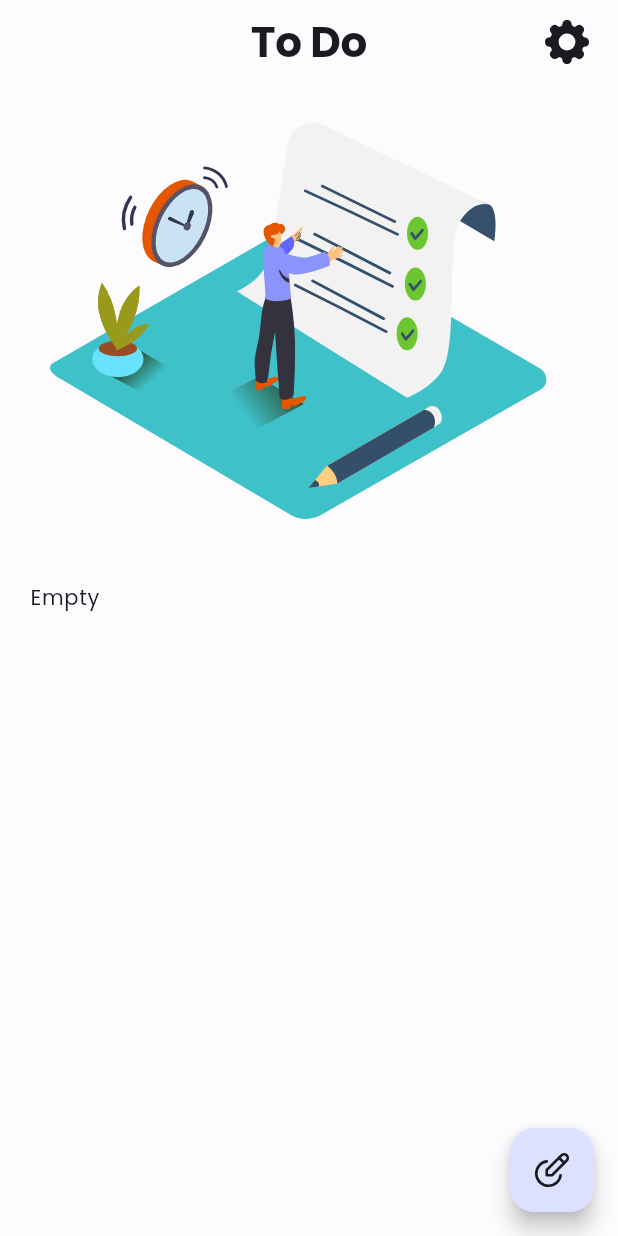
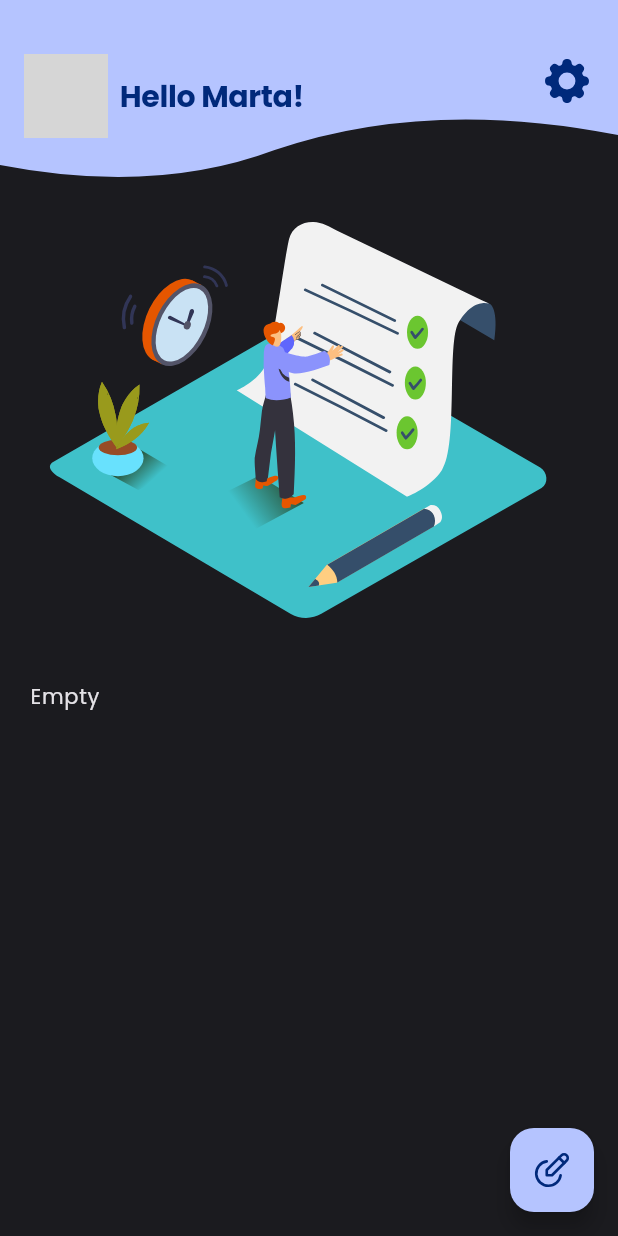
Before and after one commit to felipeassis97/to-do-list, a Flutter app: the screen it shows after launch, on a phone screen of 412 x 824 dp. Run offline on Flutter 3.47's test engine with Material 2 defaults, Android fonts, the phone set to English and light mode, and no system bars; our stand-ins replace equatable, expandable, flutter_modular, flutter_svg, realm, result_dart; generated files the repository leaves out were written again; network calls fail; grey boxes are pictures that could not be loaded.

Commit message:
Change home view

```diff
--- a/lib/src/modules/app_widget.dart
+++ b/lib/src/modules/app_widget.dart
@@ -7,7 +7,7 @@ class AppWidget extends StatelessWidget {
 
   @override
   Widget build(BuildContext context) {
-    const themeMode = ThemeMode.light;
+    const themeMode = ThemeMode.dark;
     return MaterialApp.router(
       debugShowCheckedModeBanner: false,
       title: 'To Do App',
--- a/lib/src/modules/new_schedule/data/datasource/save_datasource_impl.dart
+++ b/lib/src/modules/new_schedule/data/datasource/save_datasource_impl.dart
@@ -1,7 +1,10 @@
+import 'dart:developer';
+
 import 'package:realm/realm.dart';
 import 'package:to_do/src/modules/new_schedule/data/datasource/save_datasource.dart';
 import 'package:to_do/src/modules/new_schedule/data/models/save_schedule_model.dart';
 import 'package:to_do/src/modules/new_schedule/domain/entity/schedule_entity.dart';
+import 'package:to_do/src/shared/services/realm/models/schedule_model.dart';
 
 class SaveDatasourceImpl implements SaveDatasource {
   final Realm realm;
@@ -12,11 +15,12 @@ class SaveDatasourceImpl implements SaveDatasource {
   void saveSchedule({required SaveScheduleEntity schedule}) {
     try {
       realm.write(() {
-        realm.add<SaveScheduleModel>(SaveScheduleModel(
+        realm.add<ScheduleModel>(ScheduleModel(
           schedule.title,
           schedule.description,
           schedule.initialDate,
           schedule.targetDate,
+          false,
         ));
       });
     } on Exception catch (e) {
--- a/lib/src/modules/schedule/data/datasource/cache/cache_schedule.dart
+++ b/lib/src/modules/schedule/data/datasource/cache/cache_schedule.dart
@@ -2,5 +2,6 @@ import 'package:to_do/src/modules/schedule/domain/entities/schedule_entity.dart'
 
 abstract interface class CacheSchedule {
   List<ScheduleEntity> getSchedule();
+  List<ScheduleEntity> getLateSchedule();
   void deleteAll();
 }
--- a/lib/src/modules/schedule/domain/repository/schedule_repository.dart
+++ b/lib/src/modules/schedule/domain/repository/schedule_repository.dart
@@ -4,4 +4,5 @@ import 'package:to_do/src/modules/schedule/domain/entities/schedule_entity.dart'
 abstract interface class RepositorySchedule {
   Result<Unit, Exception> deleteAllSchedules();
   Result<List<ScheduleEntity>, Exception> fetchSchedules();
+  Result<List<ScheduleEntity>, Exception> fetchLateSchedules();
 }
--- a/lib/src/modules/schedule/presenter/pages/home_page.dart
+++ b/lib/src/modules/schedule/presenter/pages/home_page.dart
@@ -3,6 +3,7 @@ import 'package:flutter_modular/flutter_modular.dart';
 import 'package:to_do/src/modules/schedule/presenter/controller/schedule_controller.dart';
 import 'package:to_do/src/shared/resources/app_assets.dart';
 import 'package:to_do/src/shared/theme/app_theme/custom_icons.dart';
+import 'package:to_do/src/shared/widgets/app_bar/custom_app_bar.dart';
 import 'package:to_do/src/shared/widgets/custom_illustration.dart';
 import 'package:to_do/src/shared/widgets/other_schedule_list_widget.dart';
 import 'package:to_do/src/shared/widgets/today_schedule_list_widget.dart';
@@ -18,32 +19,24 @@ class _HomePageState extends State<HomePage> {
   @override
   void initState() {
     super.initState();
-    controller.getAllSchedules();
+    controller.getTodaySchedules();
+    controller.getOtherSchedules();
   }
 
   final controller = ScheduleController();
   @override
   Widget build(BuildContext context) {
     return Scaffold(
-      appBar: AppBar(
-        title: const Text('To Do'),
-        actions: const [
-          Padding(
-            padding: EdgeInsets.only(right: 16),
-            child: CustomIcon(
-              path: AppAssets.settings,
-              size: 36,
-            ),
-          )
-        ],
-      ),
-      body: Padding(
-        padding: const EdgeInsets.symmetric(horizontal: 20, vertical: 8),
+      body: Column(
+        children: [
+          const CustomAppBar(),
+          Expanded(
             child: ListView(
+              padding: const EdgeInsets.symmetric(horizontal: 20),
               shrinkWrap: true,
               children: [
                 ValueListenableBuilder(
-                valueListenable: controller.schedules,
+                    valueListenable: controller.todaySchedules,
                     builder: (context, value, child) {
                       return value.isEmpty
                           ? const Center(
@@ -57,7 +50,7 @@ class _HomePageState extends State<HomePage> {
                     }),
                 const SizedBox(height: 24),
                 ValueListenableBuilder(
-                valueListenable: controller.schedules,
+                    valueListenable: controller.otherSchedules,
                     builder: (context, value, child) {
                       return value.isEmpty
                           ? const Text('Empty')
@@ -68,10 +61,14 @@ class _HomePageState extends State<HomePage> {
               ],
             ),
           ),
+        ],
+      ),
       floatingActionButton: FloatingActionButton(
-        child: const CustomIcon(
+        backgroundColor: Theme.of(context).colorScheme.primary,
+        child: CustomIcon(
           path: AppAssets.edit,
           size: 28,
+          color: Theme.of(context).colorScheme.onPrimary,
         ),
         onPressed: () => Modular.to.navigate('/create'),
       ),
--- a/lib/src/modules/schedule/schedule_module.dart
+++ b/lib/src/modules/schedule/schedule_module.dart
@@ -5,6 +5,7 @@ import 'package:to_do/src/modules/schedule/data/datasource/cache/cache_schedule_
 import 'package:to_do/src/modules/schedule/data/repository/schedule_repository_impl.dart';
 import 'package:to_do/src/modules/schedule/domain/repository/schedule_repository.dart';
 import 'package:to_do/src/modules/schedule/domain/usecases/delete_all_schedules.dart';
+import 'package:to_do/src/modules/schedule/domain/usecases/fetch_late_schedules.dart';
 import 'package:to_do/src/modules/schedule/domain/usecases/fetch_schedules.dart';
 import 'package:to_do/src/modules/schedule/presenter/pages/home_page.dart';
 
@@ -20,6 +21,8 @@ class ScheduleModule extends Module {
         // usecases
         Bind.factory<FetchSchedules>(
             (i) => FetchSchedulesImpl(repository: i<RepositorySchedule>())),
+        Bind.factory<FetchLateSchedules>(
+            (i) => FetchLateSchedulesImpl(repository: i<RepositorySchedule>())),
         Bind.factory<DeleteAllSchedules>(
             (i) => DeleteAllSchedulesImpl(repository: i<RepositorySchedule>())),
       ];
--- a/lib/src/shared/resources/app_assets.dart
+++ b/lib/src/shared/resources/app_assets.dart
@@ -7,6 +7,8 @@ final class AppAssets {
   static const edit = 'assets/icons/edit.svg';
   static const navigateBack = 'assets/icons/navigate_back.svg';
   static const calendar = 'assets/icons/calendar.svg';
+  static const calendarCheck = 'assets/icons/calendar_check.svg';
+  static const calendarTime = 'assets/icons/calendar_time.svg';
   static const time = 'assets/icons/time.svg';
 
   //Images
--- /dev/null
+++ b/lib/src/shared/widgets/app_bar/custom_app_bar.dart
@@ -0,0 +1,50 @@
+import 'package:flutter/material.dart';
+import 'package:to_do/src/shared/resources/app_assets.dart';
+import 'package:to_do/src/shared/theme/app_theme/custom_icons.dart';
+import 'package:to_do/src/shared/widgets/custom_clipper.dart';
+
+class CustomAppBar extends StatelessWidget {
+  const CustomAppBar({Key? key}) : super(key: key);
+
+  @override
+  Widget build(BuildContext context) {
+    return ClipPath(
+      clipper: AppCustomClipper(),
+      child: Container(
+        height: 130,
+        decoration: BoxDecoration(
+            color: Theme.of(context).colorScheme.primary // Cor do contêiner
+            ),
+        child: Padding(
+          padding: const EdgeInsets.symmetric(horizontal: 16, vertical: 36),
+          child: Row(
+            crossAxisAlignment: CrossAxisAlignment.start,
+            mainAxisAlignment: MainAxisAlignment.spaceBetween,
+            children: [
+              Row(
+                children: [
+                  const CircleAvatar(
+                    radius: 28,
+                    backgroundImage: NetworkImage(
+                        'https://expertphotography.b-cdn.net/wp-content/uploads/2020/08/profile-photos-4.jpg'),
+                  ),
+                  const SizedBox(width: 8),
+                  Text(
+                    'Hello Marta!',
+                    style: Theme.of(context).textTheme.titleLarge?.copyWith(
+                        fontWeight: FontWeight.w700,
+                        color: Theme.of(context).colorScheme.onPrimary),
+                  )
+                ],
+              ),
+              CustomIcon(
+                  path: AppAssets.settings,
+                  size: 36,
+                  color: Theme.of(context).colorScheme.onPrimary),
+            ],
+          ),
+        ),
+      ),
+    );
+  }
+}
--- /dev/null
+++ b/lib/src/shared/widgets/custom_clipper.dart
@@ -0,0 +1,82 @@
+import 'package:flutter/material.dart';
+
+class AppCustomClipper extends CustomClipper<Path> {
+  bool reverse;
+  bool flip;
+
+  AppCustomClipper({this.reverse = false, this.flip = false});
+
+  @override
+  Path getClip(Size size) {
+    var path = Path();
+    if (!reverse && !flip) {
+      path.lineTo(0.0, size.height - 20);
+
+      var firstControlPoint = Offset(size.width / 4, size.height);
+      var firstEndPoint = Offset(size.width / 2.25, size.height - 30.0);
+      path.quadraticBezierTo(firstControlPoint.dx, firstControlPoint.dy,
+          firstEndPoint.dx, firstEndPoint.dy);
+
+      var secondControlPoint =
+          Offset(size.width - (size.width / 3.25), size.height - 65);
+      var secondEndPoint = Offset(size.width, size.height - 40);
+      path.quadraticBezierTo(secondControlPoint.dx, secondControlPoint.dy,
+          secondEndPoint.dx, secondEndPoint.dy);
+
+      path.lineTo(size.width, size.height - 40);
+      path.lineTo(size.width, 0.0);
+      path.close();
+    } else if (!reverse && flip) {
+      path.lineTo(0.0, size.height - 40);
+      var firstControlPoint = Offset(size.width / 3.25, size.height - 65);
+      var firstEndPoint = Offset(size.width / 1.75, size.height - 20);
+      path.quadraticBezierTo(firstControlPoint.dx, firstControlPoint.dy,
+          firstEndPoint.dx, firstEndPoint.dy);
+
+      var secondCP = Offset(size.width / 1.25, size.height);
+      var secondEP = Offset(size.width, size.height - 30);
+      path.quadraticBezierTo(
+          secondCP.dx, secondCP.dy, secondEP.dx, secondEP.dy);
+
+      path.lineTo(size.width, size.height - 20);
+      path.lineTo(size.width, 0.0);
+      path.close();
+    } else if (reverse && flip) {
+      path.lineTo(0.0, 20);
+      var firstControlPoint = Offset(size.width / 3.25, 65);
+      var firstEndPoint = Offset(size.width / 1.75, 40);
+      path.quadraticBezierTo(firstControlPoint.dx, firstControlPoint.dy,
+          firstEndPoint.dx, firstEndPoint.dy);
+
+      var secondCP = Offset(size.width / 1.25, 0);
+      var secondEP = Offset(size.width, 30);
+      path.quadraticBezierTo(
+          secondCP.dx, secondCP.dy, secondEP.dx, secondEP.dy);
+
+      path.lineTo(size.width, size.height);
+      path.lineTo(0.0, size.height);
+      path.close();
+    } else {
+      path.lineTo(0.0, 20);
+
+      var firstControlPoint = Offset(size.width / 4, 0.0);
+      var firstEndPoint = Offset(size.width / 2.25, 30.0);
+      path.quadraticBezierTo(firstControlPoint.dx, firstControlPoint.dy,
+          firstEndPoint.dx, firstEndPoint.dy);
+
+      var secondControlPoint = Offset(size.width - (size.width / 3.25), 65);
+      var secondEndPoint = Offset(size.width, 40);
+      path.quadraticBezierTo(secondControlPoint.dx, secondControlPoint.dy,
+          secondEndPoint.dx, secondEndPoint.dy);
+
+      path.lineTo(size.width, size.height);
+      path.lineTo(0.0, size.height);
+      path.close();
+    }
+
+    return path;
+  }
+
+  @override
+  bool shouldReclip(CustomClipper<Path> oldClipper) => false;
+}
--- a/lib/src/shared/widgets/today_schedule_list_widget.dart
+++ b/lib/src/shared/widgets/today_schedule_list_widget.dart
@@ -40,7 +40,7 @@ class _TodayScheduleWidgetState extends State<TodayScheduleWidget> {
             shrinkWrap: true,
             itemCount: widget.schedules.length,
             itemBuilder: (context, index) {
-              return const TodayScheduleItemWidget();
+              return TodayScheduleItemWidget(schedule: widget.schedules[index]);
             }),
       ],
     );
```
Also changed, not shown: lib/src/modules/new_schedule/presenter/controller/schedule_controller.dart (+6 -2 lines), lib/src/modules/schedule/data/datasource/cache/cache_schedule_impl.dart (+36 -1 lines), lib/src/modules/schedule/data/repository/schedule_repository_impl.dart (+10 -0 lines), lib/src/modules/schedule/domain/usecases/fetch_late_schedules.dart (added, +19 -0 lines), lib/src/modules/schedule/presenter/controller/schedule_controller.dart (+20 -15 lines), lib/src/shared/widgets/other_schedule_list_widget.dart (+5 -3 lines), lib/src/shared/widgets/other_schedule_widget.dart (+6 -3 lines), lib/src/shared/widgets/today_schedule_item_widget.dart (+38 -3 lines), assets/icons/calendar_check.svg (added), assets/icons/calendar_time.svg (added). Lines whose indentation alone changed are shown as unchanged.
